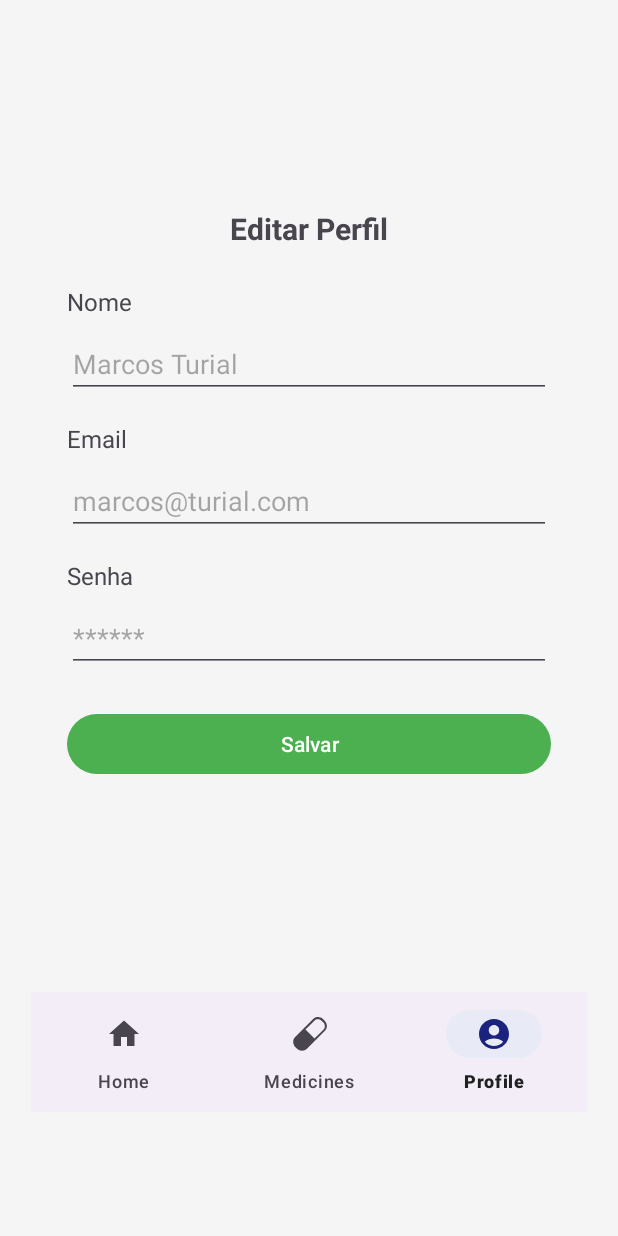
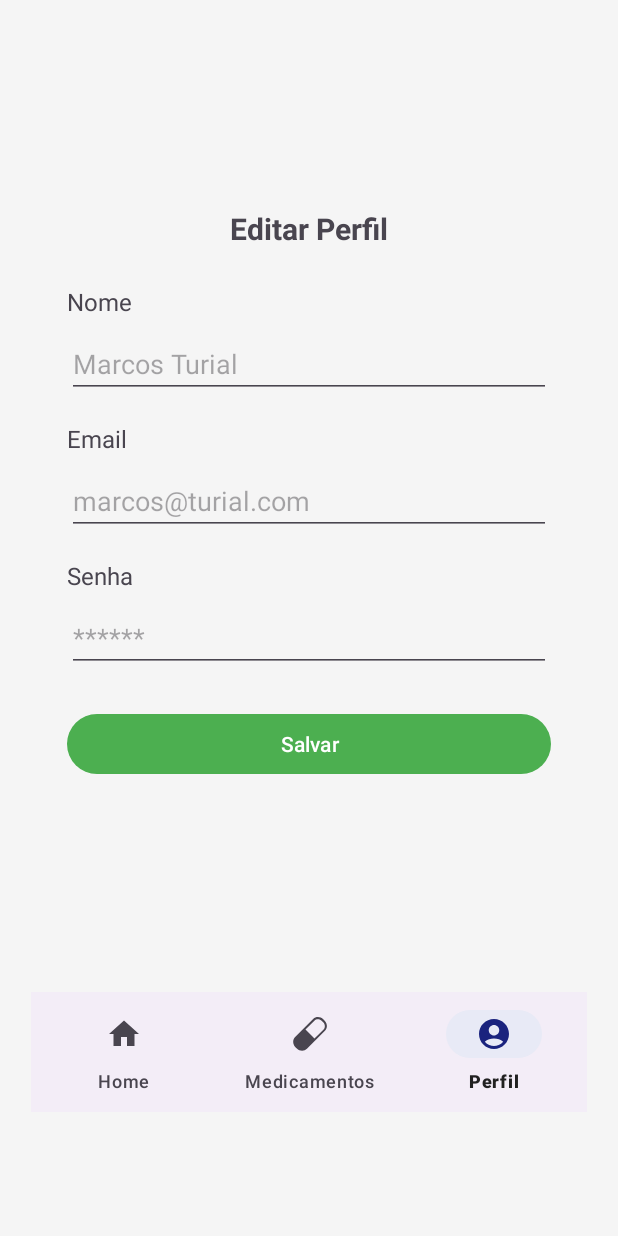
Before and after one commit to ftanakaceub/PDM-B-092520900, an Android app: the AppFragment screen opened through its navigation route, item 3 of the bottom bar chosen, on a phone screen of 412 x 824 dp. Run offline under Robolectric (Android 15) with nearby library versions, the phone set to English and light mode, and no system bars; our stand-ins replace Room's generated code.

Commit message:
tradução nav menu

```diff
--- a/app/src/main/res/menu/bottom_nav_menu.xml
+++ b/app/src/main/res/menu/bottom_nav_menu.xml
@@ -9,10 +9,10 @@
     <item
         android:id="@+id/listMedicineFragment"
         android:icon="@drawable/pill_svgrepo_com"
-        android:title="Medicines" />
+        android:title="Medicamentos" />
 
     <item
         android:id="@+id/profileFragment"
         android:icon="@drawable/baseline_account_circle_24"
-        android:title="Profile" />
+        android:title="Perfil" />
 </menu>
```
